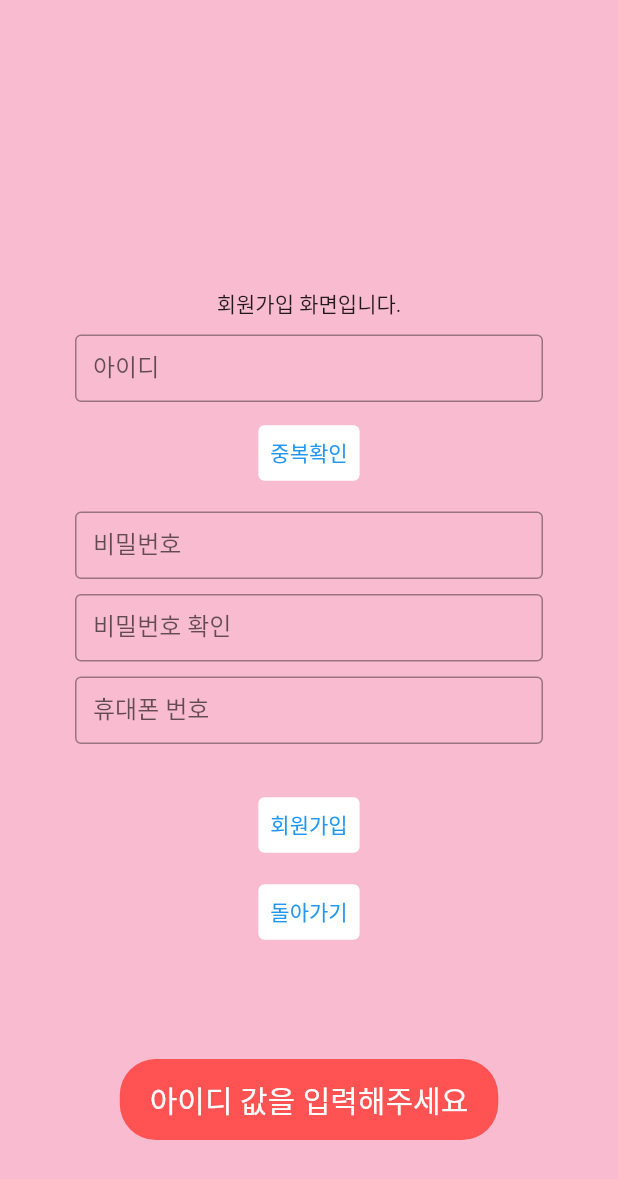
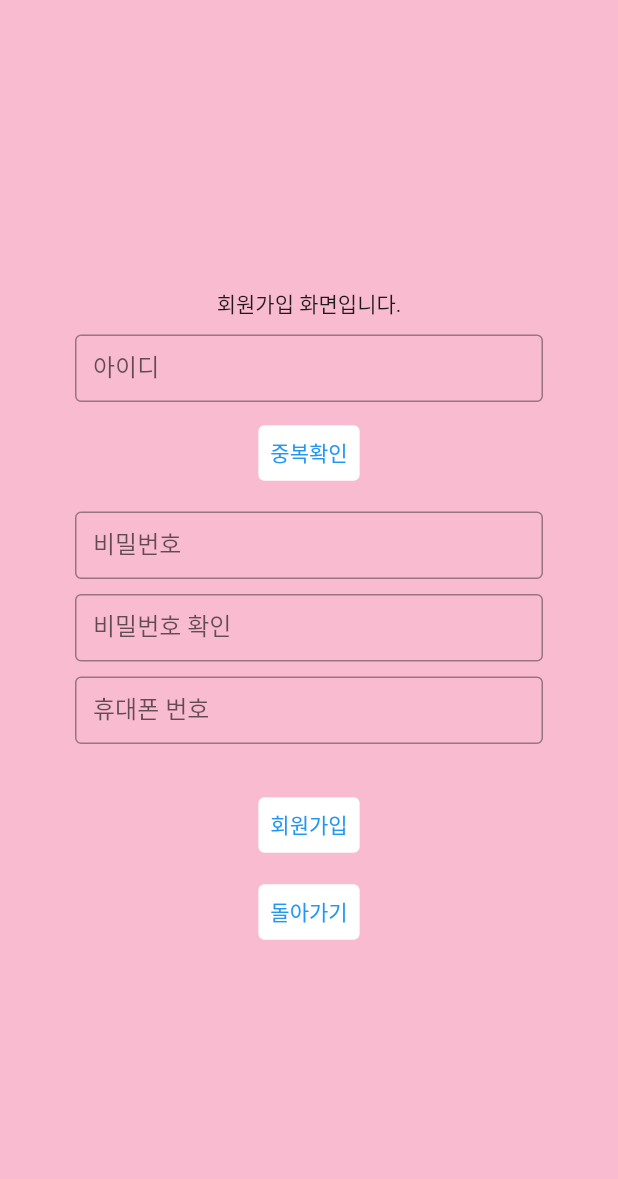
Before and after one commit to Wise-eun/Narda, a Flutter app: the SignupScreen screen opened directly, after a tap on "중복확인", on a phone screen of 412 x 824 dp. Shown: the top 1179 px of the screen. Run offline on Flutter 3.47's test engine with Material 2 defaults, Android fonts, the phone set to English and light mode, and no system bars; our stand-ins replace cloud_firestore, firebase_auth, firebase_core; accounts and stored records are empty.

Commit message:
[Fix] 어플실행 오류 수정

```diff
--- a/lib/signup_screen.dart
+++ b/lib/signup_screen.dart
@@ -2,8 +2,7 @@ import 'package:cloud_firestore/cloud_firestore.dart';
 import 'package:flutter/material.dart';
 import 'package:firebase_auth/firebase_auth.dart';
 import 'package:flutter/services.dart';
-import 'package:fluttertoast/fluttertoast.dart';
-import 'package:fluttertoast/fluttertoast_web.dart';
+
 
 class SignupScreen extends StatefulWidget {
   const SignupScreen({Key? key}) : super(key: key);
@@ -44,7 +43,7 @@ userCollectionReference.set({
   {
 if(_idTextEditController.text == "")
   {
-    ShowToastMessage("아이디 값을 입력해주세요");
+  //  ShowToastMessage("아이디 값을 입력해주세요");
   }
 else
   {
@@ -55,18 +54,18 @@ else
           }
           if (querySnapshot.size != 0) {
             //중복되는 아이디 존재
-            ShowToastMessage("사용할 수 없는 아이디입니다.");
+        //    ShowToastMessage("사용할 수 없는 아이디입니다.");
             showIdField();
           }
           else {
-            ShowToastMessage("사용할 수 있는 아이디입니다.");
+          //  ShowToastMessage("사용할 수 있는 아이디입니다.");
             hideIdField();
           }
         });
   }
 
   }
-
+/*
   void ShowToastMessage(String msg)
   {
    Fluttertoast.showToast(
@@ -77,7 +76,7 @@ else
      textColor: Colors.white,
      toastLength: Toast.LENGTH_SHORT
    );
-  }
+  }*/
 void hideIdField()
 {
   setState(() {
@@ -200,7 +199,7 @@ Visibility(
                         _pwTextEditController.text == ""||
                         _pwCheckTextEditController.text == "")
                     {
-                      ShowToastMessage("빈칸이 있는지 확인해주세요");
+                 //     ShowToastMessage("빈칸이 있는지 확인해주세요");
                     }
                     else
                       {
@@ -216,12 +215,12 @@ Visibility(
                           }
                           else
                           {
-                            ShowToastMessage("아이디 중복확인을 해주세요");
+                        //    ShowToastMessage("아이디 중복확인을 해주세요");
                           }
                         }
                         else
                         {
-                          ShowToastMessage("비밀번호를 다시 확인해주세요");
+                         // ShowToastMessage("비밀번호를 다시 확인해주세요");
                           print("비밀번호 서로 안같음");
                         }
                       }
--- a/pubspec.yaml
+++ b/pubspec.yaml
@@ -37,14 +37,13 @@ dependencies:
 
   # The following adds the Cupertino Icons font to your application.
   # Use with the CupertinoIcons class for iOS style icons.
-  cupertino_icons: ^1.0.2
-  kakao_flutter_sdk_user: ^1.4.2
+  cupertino_icons: ^1.0.5
   firebase_core: ^2.9.0
   firebase_auth: ^4.4.0
   firebase_database: ^10.1.0
   cloud_firestore: ^4.5.0
-  kakao_flutter_sdk: ^1.4.2
   fluttertoast: ^8.2.1
+
 
 dev_dependencies:
   flutter_test:
```
Also changed, not shown: lib/main.dart (+4 -9 lines), lib/main_view_model.dart (deleted, +0 -22 lines), pubspec.lock.
